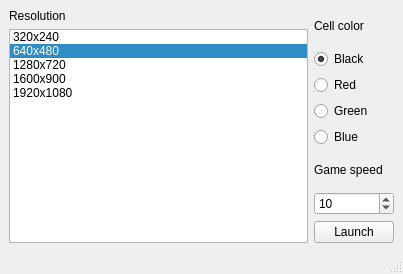
Qt form src/launcher_gui.ui (renmans/celldiv) before a commit.
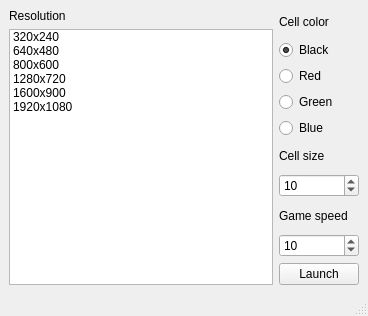
The same form after that commit.

Commit message: add spinbox for cell size

The edit to the form file:
```diff
--- a/src/launcher_gui.ui
+++ b/src/launcher_gui.ui
@@ -6,8 +6,8 @@
    <rect>
     <x>0</x>
     <y>0</y>
-    <width>403</width>
-    <height>274</height>
+    <width>368</width>
+    <height>316</height>
    </rect>
   </property>
   <property name="windowTitle">
@@ -30,7 +30,7 @@
          <enum>Qt::LeftToRight</enum>
         </property>
         <property name="currentRow">
-         <number>1</number>
+         <number>-1</number>
         </property>
         <item>
          <property name="text">
@@ -42,6 +42,11 @@
           <string>640x480</string>
          </property>
         </item>
+        <item>
+         <property name="text">
+          <string>800x600</string>
+         </property>
+        </item>
         <item>
          <property name="text">
           <string>1280x720</string>
@@ -104,6 +109,23 @@
         </property>
        </widget>
       </item>
+      <item>
+       <widget class="QLabel" name="sizeLabel">
+        <property name="text">
+         <string>Cell size</string>
+        </property>
+       </widget>
+      </item>
+      <item>
+       <widget class="QSpinBox" name="sizeSpinbox">
+        <property name="maximum">
+         <number>100</number>
+        </property>
+        <property name="value">
+         <number>10</number>
+        </property>
+       </widget>
+      </item>
       <item>
        <widget class="QLabel" name="speedLabel">
         <property name="text">
```
The commit also changes 3 other files.
